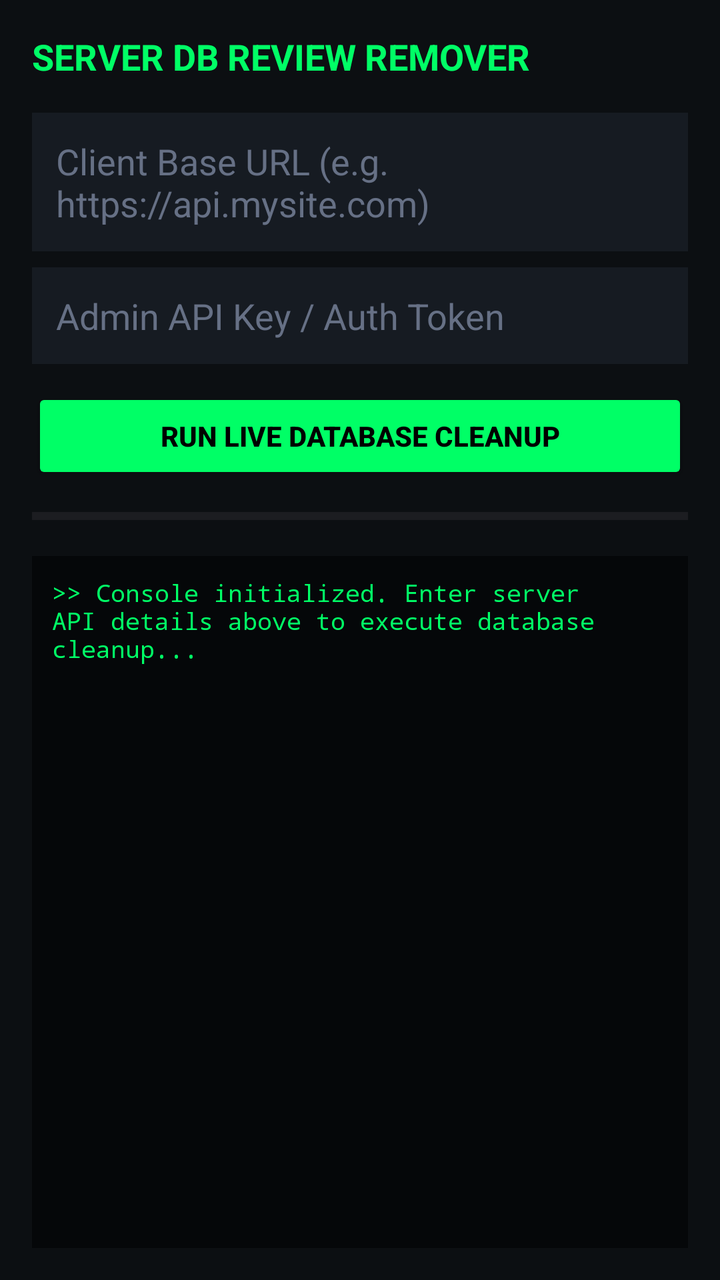
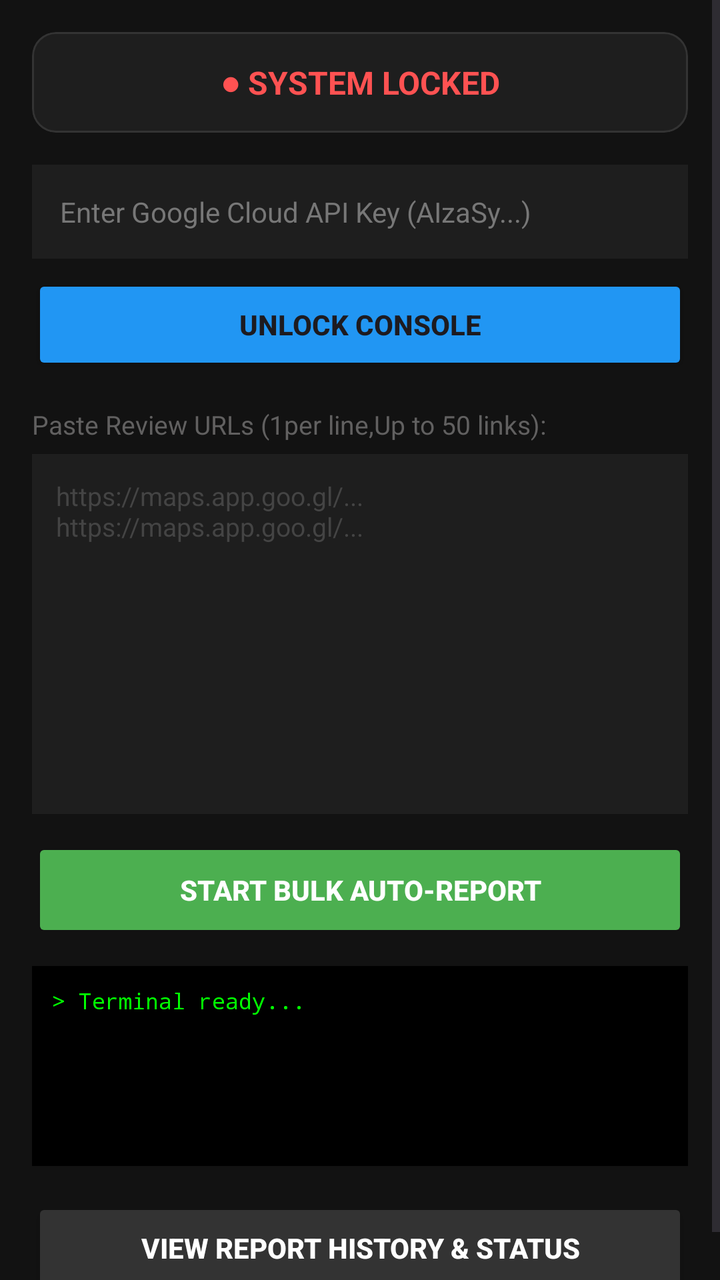

The first picture is an Android layout as it rendered before a commit; the second is the same layout after the commit. The layout source and the unified diff follow.
<!-- AndroidManifest.xml: application theme Theme.ReviewRemover -->
<!-- res/layout/activity_main.xml -->
<?xml version="1.0" encoding="utf-8"?>
<LinearLayout xmlns:android="http://schemas.android.com/apk/res/android"
    xmlns:app="http://schemas.android.com/apk/res-auto"
    xmlns:tools="http://schemas.android.com/tools"
    android:id="@+id/main"
    android:background="#0C0F12"
    android:orientation="vertical"
    android:padding="16dp"
    android:layout_width="match_parent"
    android:layout_height="match_parent"
    tools:context=".MainActivity">

    <TextView
        android:layout_width="wrap_content"
        android:layout_height="wrap_content"
        android:text="SERVER DB REVIEW REMOVER"
        android:textColor="#00FF66"
        android:textSize="18sp"
        android:textStyle="bold"
        android:layout_marginBottom="16dp" />

    <EditText
        android:id="@+id/etBaseUrl"
        android:layout_width="match_parent"
        android:layout_height="wrap_content"
        android:hint="Client Base URL (e.g. https://api.mysite.com)"
        android:textColorHint="#667085"
        android:textColor="#FFFFFF"
        android:background="#161B22"
        android:padding="12dp"
        android:layout_marginBottom="8dp"/>

    <EditText
        android:id="@+id/etApiKey"
        android:layout_width="match_parent"
        android:layout_height="wrap_content"
        android:hint="Admin API Key / Auth Token"
        android:textColorHint="#667085"
        android:textColor="#FFFFFF"
        android:inputType="textPassword"
        android:background="#161B22"
        android:padding="12dp"
        android:layout_marginBottom="12dp"/>

    <Button
        android:id="@+id/btnStartCleaning"
        android:layout_width="match_parent"
        android:layout_height="wrap_content"
        android:text="RUN LIVE DATABASE CLEANUP"
        android:backgroundTint="#00FF66"
        android:textColor="#000000"
        android:textStyle="bold"/>

    <ProgressBar
        android:id="@+id/progressBar"
        style="?android:attr/progressBarStyleHorizontal"
        android:layout_width="match_parent"
        android:layout_height="wrap_content"
        android:layout_marginTop="8dp"
        android:max="100"/>

    <TextView
        android:id="@+id/tvLogs"
        android:layout_width="match_parent"
        android:layout_height="0dp"
        android:layout_weight="1"
        android:layout_marginTop="12dp"
        android:background="#050709"
        android:padding="10dp"
        android:textColor="#00FF66"
        android:fontFamily="monospace"
        android:text=">> Console initialized. Enter server API details above to execute database cleanup..."
        android:textSize="12sp"/>


</LinearLayout>
<!-- resources referenced by this layout -->
<resources>
  <style name="Theme.ReviewRemover" parent="Base.Theme.ReviewRemover" />
  <style name="Base.Theme.ReviewRemover" parent="Theme.Material3.DayNight.NoActionBar">
          
          
      </style>
</resources>

<!-- the commit's change to res/layout/activity_main.xml (unified diff, before → after) -->
@@ -1,76 +1,116 @@
 <?xml version="1.0" encoding="utf-8"?>
-<LinearLayout xmlns:android="http://schemas.android.com/apk/res/android"
+<ScrollView xmlns:android="http://schemas.android.com/apk/res/android"
     xmlns:app="http://schemas.android.com/apk/res-auto"
-    xmlns:tools="http://schemas.android.com/tools"
-    android:id="@+id/main"
-    android:background="#0C0F12"
-    android:orientation="vertical"
-    android:padding="16dp"
     android:layout_width="match_parent"
     android:layout_height="match_parent"
-    tools:context=".MainActivity">
+    android:fillViewport="true"
+    android:background="#121212">
 
-    <TextView
-        android:layout_width="wrap_content"
-        android:layout_height="wrap_content"
-        android:text="SERVER DB REVIEW REMOVER"
-        android:textColor="#00FF66"
-        android:textSize="18sp"
-        android:textStyle="bold"
-        android:layout_marginBottom="16dp" />
-
-    <EditText
-        android:id="@+id/etBaseUrl"
+    <LinearLayout
         android:layout_width="match_parent"
         android:layout_height="wrap_content"
-        android:hint="Client Base URL (e.g. https://api.mysite.com)"
-        android:textColorHint="#667085"
-        android:textColor="#FFFFFF"
-        android:background="#161B22"
-        android:padding="12dp"
-        android:layout_marginBottom="8dp"/>
+        android:orientation="vertical"
+        android:padding="16dp">
 
-    <EditText
-        android:id="@+id/etApiKey"
-        android:layout_width="match_parent"
-        android:layout_height="wrap_content"
-        android:hint="Admin API Key / Auth Token"
-        android:textColorHint="#667085"
-        android:textColor="#FFFFFF"
-        android:inputType="textPassword"
-        android:background="#161B22"
-        android:padding="12dp"
-        android:layout_marginBottom="12dp"/>
+        <com.google.android.material.card.MaterialCardView
+            android:layout_width="match_parent"
+            android:layout_height="wrap_content"
+            app:cardBackgroundColor="#1E1E1E"
+            app:cardCornerRadius="12dp"
+            app:strokeWidth="1dp"
+            app:strokeColor="#333333"
+            android:layout_marginBottom="16dp">
 
-    <Button
-        android:id="@+id/btnStartCleaning"
-        android:layout_width="match_parent"
-        android:layout_height="wrap_content"
-        android:text="RUN LIVE DATABASE CLEANUP"
-        android:backgroundTint="#00FF66"
-        android:textColor="#000000"
-        android:textStyle="bold"/>
+            <TextView
+                android:id="@+id/tvStatusHeader"
+                android:layout_width="match_parent"
+                android:layout_height="wrap_content"
+                android:text="● SYSTEM LOCKED"
+                android:textColor="#FF5252"
+                android:textSize="16sp"
+                android:textStyle="bold"
+                android:gravity="center"
+                android:padding="14dp"/>
+        </com.google.android.material.card.MaterialCardView>
 
-    <ProgressBar
-        android:id="@+id/progressBar"
-        style="?android:attr/progressBarStyleHorizontal"
-        android:layout_width="match_parent"
-        android:layout_height="wrap_content"
-        android:layout_marginTop="8dp"
-        android:max="100"/>
+        <EditText
+            android:id="@+id/etApiKey"
+            android:layout_width="match_parent"
+            android:layout_height="wrap_content"
+            android:hint="Enter Google Cloud API Key (AIzaSy...)"
+            android:textColor="#FFFFFF"
+            android:textColorHint="#777777"
+            android:background="#1E1E1E"
+            android:padding="14dp"
+            android:textSize="14sp"
+            android:layout_marginBottom="8dp"/>
 
-    <TextView
-        android:id="@+id/tvLogs"
-        android:layout_width="match_parent"
-        android:layout_height="0dp"
-        android:layout_weight="1"
-        android:layout_marginTop="12dp"
-        android:background="#050709"
-        android:padding="10dp"
-        android:textColor="#00FF66"
-        android:fontFamily="monospace"
-        android:text=">> Console initialized. Enter server API details above to execute database cleanup..."
-        android:textSize="12sp"/>
+        <Button
+            android:id="@+id/btnUnlock"
+            android:layout_width="match_parent"
+            android:layout_height="50dp"
+            android:text="UNLOCK CONSOLE"
+            android:textStyle="bold"
+            android:backgroundTint="#2196F3"
+            android:layout_marginBottom="16dp"/>
 
+        <TextView
+            android:layout_width="wrap_content"
+            android:layout_height="wrap_content"
+            android:text="Paste Review URLs (1per line,Up to 50 links):"
+            android:textColor="#616060"
+            android:textSize="13sp"
+            android:layout_marginBottom="6dp"/>
 
-</LinearLayout>
+        <EditText
+            android:id="@+id/etReviewUrls"
+            android:layout_width="match_parent"
+            android:layout_height="180dp"
+            android:hint="https://maps.app.goo.gl/...\nhttps://maps.app.goo.gl/..."
+            android:gravity="top|start"
+            android:inputType="textMultiLine"
+            android:scrollbars="vertical"
+            android:fadeScrollbars="false"
+            android:textColor="#FFFFFF"
+            android:textColorHint="#444444"
+            android:background="#1E1E1E"
+            android:padding="12dp"
+            android:enabled="false"
+            android:textSize="13sp"
+            android:layout_marginBottom="12dp"/>
+
+        <Button
+            android:id="@+id/btnSubmitReport"
+            android:layout_width="match_parent"
+            android:layout_height="52dp"
+            android:text="START BULK AUTO-REPORT"
+            android:textStyle="bold"
+            android:textColor="@color/white"
+            android:enabled="false"
+            android:backgroundTint="#4CAF50"
+            android:layout_marginBottom="12dp"/>
+
+        <TextView
+            android:id="@+id/tvTerminalLog"
+            android:layout_width="match_parent"
+            android:layout_height="100dp"
+            android:background="#000000"
+            android:textColor="#00FF00"
+            android:fontFamily="monospace"
+            android:textSize="11sp"
+            android:padding="10dp"
+            android:scrollbars="vertical"
+            android:text="> Terminal ready..."
+            android:layout_marginBottom="16dp"/>
+
+        <Button
+            android:id="@+id/btnViewHistory"
+            android:layout_width="match_parent"
+            android:layout_height="50dp"
+            android:text="VIEW REPORT HISTORY &amp; STATUS"
+            android:textColor="#FFFFFF"
+            android:textStyle="bold"
+            android:backgroundTint="#333333"/>
+
+    </LinearLayout>
+</ScrollView>
<!-- resource entries referenced after the edit -->
@@ -1,5 +1,6 @@
 <!-- resources referenced by this layout -->
 <resources>
+  <color name="white">#FFFFFFFF</color>
   <style name="Theme.ReviewRemover" parent="Base.Theme.ReviewRemover" />
   <style name="Base.Theme.ReviewRemover" parent="Theme.Material3.DayNight.NoActionBar">
           
